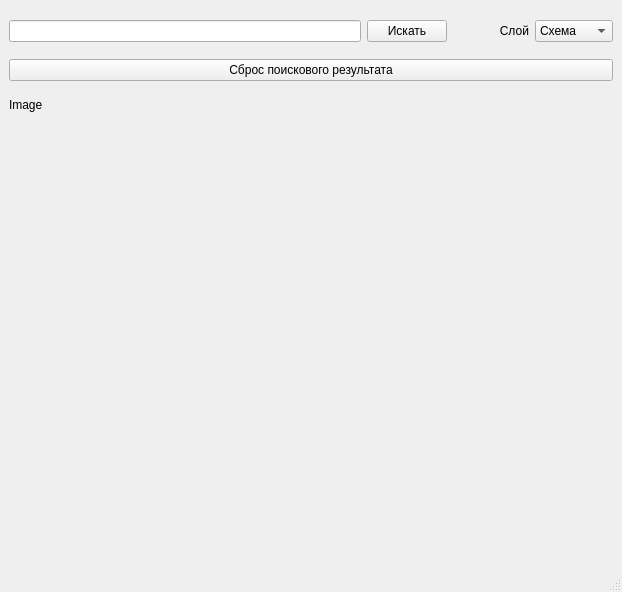
Before: the Qt Designer form ui/main.ui in EnterKeeper/pyqt-YandexMaps, drawn with Qt 5.
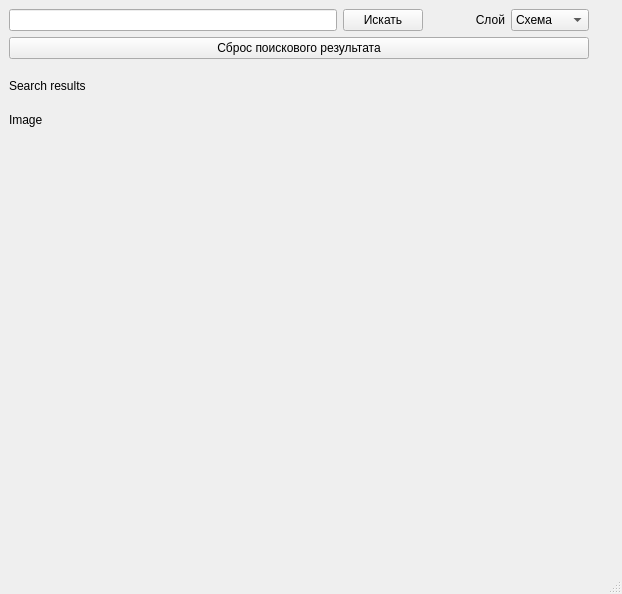
After: the same form once the commit is applied.

What changed in the file:
```diff
--- a/ui/main.ui
+++ b/ui/main.ui
@@ -7,7 +7,7 @@
     <x>0</x>
     <y>0</y>
     <width>622</width>
-    <height>592</height>
+    <height>594</height>
    </rect>
   </property>
   <property name="windowTitle">
@@ -15,7 +15,7 @@
   </property>
   <widget class="QWidget" name="centralwidget">
    <layout class="QGridLayout" name="gridLayout">
-    <item row="2" column="0" colspan="5">
+    <item row="3" column="0" colspan="5">
      <widget class="QLabel" name="image">
       <property name="sizePolicy">
        <sizepolicy hsizetype="Fixed" vsizetype="Fixed">
@@ -37,14 +37,42 @@
       </property>
      </widget>
     </item>
-    <item row="0" column="1">
+    <item row="0" column="0">
+     <layout class="QGridLayout" name="gridLayout_2">
+      <item row="1" column="1">
      <widget class="QPushButton" name="search_pushButton">
       <property name="text">
        <string>Искать</string>
       </property>
      </widget>
     </item>
-    <item row="0" column="4">
+      <item row="1" column="0">
+       <widget class="QLineEdit" name="search_lineEdit"/>
+      </item>
+      <item row="1" column="3">
+       <widget class="QLabel" name="layer_label">
+        <property name="sizePolicy">
+         <sizepolicy hsizetype="Preferred" vsizetype="Preferred">
+          <horstretch>0</horstretch>
+          <verstretch>0</verstretch>
+         </sizepolicy>
+        </property>
+        <property name="text">
+         <string>Слой</string>
+        </property>
+        <property name="alignment">
+         <set>Qt::AlignRight|Qt::AlignTrailing|Qt::AlignVCenter</set>
+        </property>
+       </widget>
+      </item>
+      <item row="4" column="0" colspan="5">
+       <widget class="QPushButton" name="reset_pushButton">
+        <property name="text">
+         <string>Сброс поискового результата</string>
+        </property>
+       </widget>
+      </item>
+      <item row="1" column="4">
      <widget class="QComboBox" name="layer_comboBox">
       <property name="sizePolicy">
        <sizepolicy hsizetype="Fixed" vsizetype="Fixed">
@@ -69,7 +97,7 @@
       </item>
      </widget>
     </item>
-    <item row="0" column="2">
+      <item row="1" column="2">
      <spacer name="horizontalSpacer">
       <property name="orientation">
        <enum>Qt::Horizontal</enum>
@@ -85,31 +113,14 @@
       </property>
      </spacer>
     </item>
-    <item row="0" column="3">
-     <widget class="QLabel" name="layer_label">
-      <property name="sizePolicy">
-       <sizepolicy hsizetype="Preferred" vsizetype="Preferred">
-        <horstretch>0</horstretch>
-        <verstretch>0</verstretch>
-       </sizepolicy>
-      </property>
+      <item row="5" column="0" colspan="5">
+       <widget class="QLabel" name="result_label">
       <property name="text">
-       <string>Слой</string>
-      </property>
-      <property name="alignment">
-       <set>Qt::AlignRight|Qt::AlignTrailing|Qt::AlignVCenter</set>
-      </property>
-     </widget>
-    </item>
-    <item row="0" column="0">
-     <widget class="QLineEdit" name="search_lineEdit"/>
-    </item>
-    <item row="1" column="0" colspan="5">
-     <widget class="QPushButton" name="reset_pushButton">
-      <property name="text">
-       <string>Сброс поискового результата</string>
-      </property>
-     </widget>
+         <string>Search results</string>
+        </property>
+       </widget>
+      </item>
+     </layout>
     </item>
    </layout>
   </widget>
```
Lines whose indentation alone changed are shown as unchanged.
